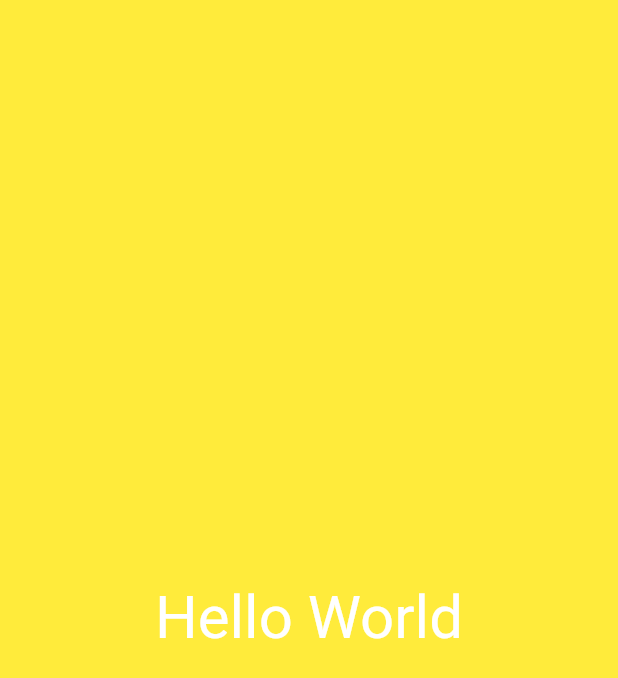
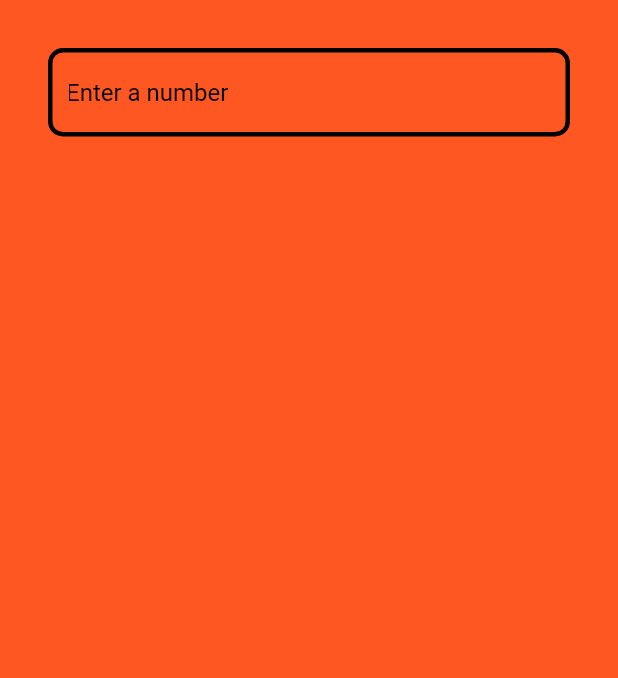
Before and after one commit to aliamaanansari/flutter_application_1, a Flutter app: the screen it shows after launch, on a phone screen of 412 x 824 dp. Shown: the top 678 px of the screen. Run offline on Flutter 3.47's test engine with Material 2 defaults, Android fonts, the phone set to English and light mode, and no system bars.

Commit message:
calculator_view_page

```diff
--- a/lib/app/app.dart
+++ b/lib/app/app.dart
@@ -6,9 +6,12 @@ class MyApp extends StatelessWidget {
 
   @override
   Widget build(BuildContext context) {
-    return const MaterialApp(
+    return MaterialApp(
       title: "Flutter Learn",
-      home: HomeView(),
+      theme: ThemeData(
+        primarySwatch: Colors.deepOrange,
+      ),
+      home: const HomeView(),
     );
   }
 }
--- /dev/null
+++ b/lib/views/calculator_view.dart
@@ -0,0 +1,37 @@
+import 'package:flutter/material.dart';
+
+class CalculatorView extends StatelessWidget {
+  const CalculatorView({super.key});
+
+  @override
+  Widget build(BuildContext context) {
+    return Padding(
+      padding: const EdgeInsets.all(32.0),
+      child: Column(
+        children: [
+          TextField(
+            keyboardType: TextInputType.number,
+            autofocus: true,
+            keyboardAppearance: Brightness.light,
+            decoration: InputDecoration(
+                focusedBorder: OutlineInputBorder(
+                    borderSide: const BorderSide(
+                      color: Colors.black,
+                      width: 3.0,
+                    ),
+                    borderRadius: BorderRadius.circular(10)),
+                border: OutlineInputBorder(
+                    borderSide: const BorderSide(
+                      color: Colors.black,
+                    ),
+                    borderRadius: BorderRadius.circular(10)),
+                hintText: "Enter a number",
+                hintStyle: const TextStyle(
+                  color: Colors.black,
+                )),
+          ),
+        ],
+      ),
+    );
+  }
+}
--- a/lib/views/home_view.dart
+++ b/lib/views/home_view.dart
@@ -1,20 +1,16 @@
 import 'package:flutter/material.dart';
+import 'package:flutter_application_1/views/calculator_view.dart';
 
 class HomeView extends StatelessWidget {
   const HomeView({super.key});
 
   @override
   Widget build(BuildContext context) {
-    return MaterialApp(
-        home: Material(
-      child: Container(
-        color: Colors.yellow,
-        child: const Center(
-            child: Text(
-          "Hello World",
-          style: TextStyle(fontSize: 40, color: Colors.white),
-        )),
-      ),
-    ));
+    return const Scaffold(
+        backgroundColor: Colors.deepOrange,
+        body: SafeArea(
+          bottom: false,
+          child: CalculatorView(),
+        ));
   }
 }
```
Also changed, not shown: 1 other file.
